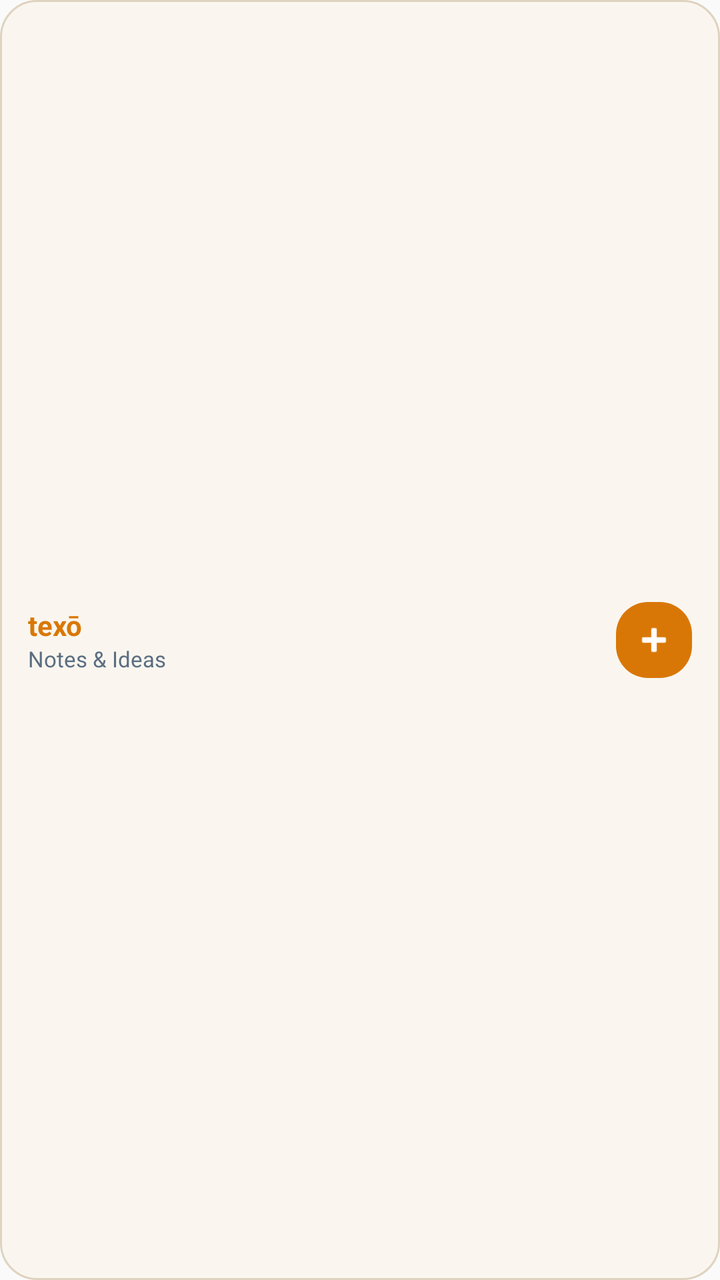
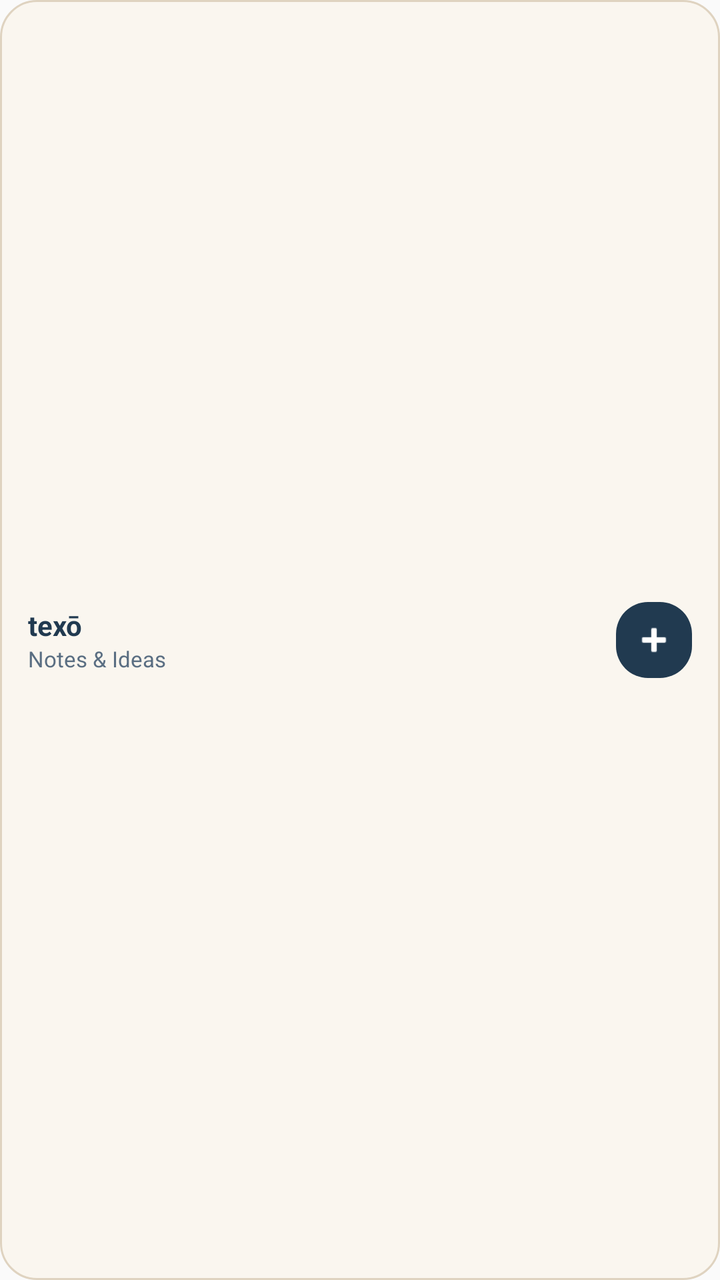

Screens rendered from an Android XML layout before and after an edit, with the pre-edit source and the edit as a unified diff.
<!-- AndroidManifest.xml: application theme AppTheme -->
<!-- res/layout/widget_notes_bar.xml -->
<?xml version="1.0" encoding="utf-8"?>
<LinearLayout xmlns:android="http://schemas.android.com/apk/res/android"
    android:id="@+id/widget_notes_bar_root"
    android:layout_width="match_parent"
    android:layout_height="match_parent"
    android:background="@drawable/widget_quick_note_bg"
    android:gravity="center_vertical"
    android:orientation="horizontal"
    android:paddingStart="14dp"
    android:paddingEnd="14dp"
    android:paddingTop="8dp"
    android:paddingBottom="8dp">

    <LinearLayout
        android:layout_width="0dp"
        android:layout_height="wrap_content"
        android:layout_weight="1"
        android:orientation="vertical">

        <TextView
            android:layout_width="wrap_content"
            android:layout_height="wrap_content"
            android:text="texō"
            android:textColor="#D97706"
            android:textSize="14sp"
            android:textStyle="bold" />

        <TextView
            android:layout_width="wrap_content"
            android:layout_height="wrap_content"
            android:text="Notes &amp; Ideas"
            android:textColor="#5A6E82"
            android:textSize="11sp" />
    </LinearLayout>

    <LinearLayout
        android:id="@+id/widget_bar_btn_new"
        android:layout_width="wrap_content"
        android:layout_height="wrap_content"
        android:background="@drawable/widget_circle_button"
        android:padding="8dp"
        android:gravity="center"
        android:contentDescription="New Note">

        <ImageView
            android:layout_width="22dp"
            android:layout_height="22dp"
            android:src="@android:drawable/ic_input_add"
            android:tint="#FFFFFF" />
    </LinearLayout>
</LinearLayout>
<!-- resources referenced by this layout -->
<resources>
  <!-- drawable widget_circle_button (drawable) -->
  <?xml version="1.0" encoding="utf-8"?>
  <shape xmlns:android="http://schemas.android.com/apk/res/android"
      android:shape="rectangle">
      <solid android:color="#D97706" />
      <corners android:radius="16dp" />
  </shape>
  <!-- drawable widget_quick_note_bg (drawable) -->
  <?xml version="1.0" encoding="utf-8"?>
  <shape xmlns:android="http://schemas.android.com/apk/res/android"
      android:shape="rectangle">
      <solid android:color="#FAF6EF" />
      <corners android:radius="18dp" />
      <stroke
          android:width="1dp"
          android:color="#DFD3C0" />
  </shape>
  <style name="AppTheme" parent="Theme.AppCompat.Light.DarkActionBar">
          
          <item name="colorPrimary">@color/colorPrimary</item>
          <item name="colorPrimaryDark">@color/colorPrimaryDark</item>
          <item name="colorAccent">@color/colorAccent</item>
      </style>
</resources>

<!-- the commit's change to res/layout/widget_notes_bar.xml (unified diff, before → after) -->
@@ -21,7 +21,7 @@
             android:layout_width="wrap_content"
             android:layout_height="wrap_content"
             android:text="texō"
-            android:textColor="#D97706"
+            android:textColor="#213A50"
             android:textSize="14sp"
             android:textStyle="bold" />
 
<!-- resource entries referenced after the edit -->
@@ -4,7 +4,7 @@
   <?xml version="1.0" encoding="utf-8"?>
   <shape xmlns:android="http://schemas.android.com/apk/res/android"
       android:shape="rectangle">
-      <solid android:color="#D97706" />
+      <solid android:color="#213A50" />
       <corners android:radius="16dp" />
   </shape>
   <!-- drawable widget_quick_note_bg (drawable) -->
